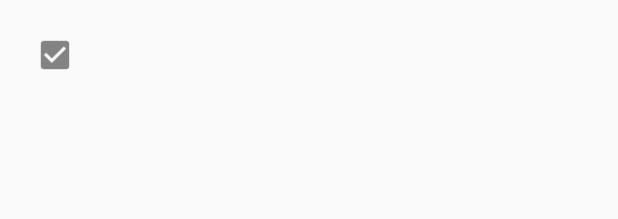
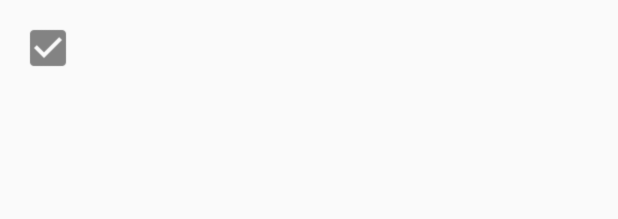
Before and after one commit to rasmushr97/P2-Meal-Planner, an Android app: the layout list_view_item_shopping_list.xml on its own in the app's theme, with its tools: preview values and no code run, on a phone screen of 412 x 824 dp. Shown: the top 219 px of the screen. Run offline under Robolectric (Android 15) with nearby library versions, the phone set to English and light mode, and no system bars.

```diff
--- a/app/src/main/java/com/example/rasmus/menucomplete/AppBaseActivity.java
+++ b/app/src/main/java/com/example/rasmus/menucomplete/AppBaseActivity.java
@@ -97,10 +97,10 @@ public abstract class AppBaseActivity extends AppCompatActivity implements MenuI
     @Override
     public boolean onMenuItemClick(MenuItem item) {
         switch (item.getItemId()) {
-            case R.id.item_sumting1:
+            case R.id.nav_camera:
                 // handle it
                 break;
-            case R.id.item_sumting2:
+            case R.id.nav_gallery:
                 // do whatever
                 break;
             // and so on...
--- a/app/src/main/java/com/example/rasmus/menucomplete/UI/fragments/ShoppingListFragment.java
+++ b/app/src/main/java/com/example/rasmus/menucomplete/UI/fragments/ShoppingListFragment.java
@@ -53,7 +53,7 @@ public class ShoppingListFragment extends Fragment {
 
 
 
-        ListView listView = (ListView) view.findViewById(R.id.listview);
+        ListView listView = (ListView) view.findViewById(R.id.listview_shopping_list);
 
         final List<ShoppingListItemModel> items = new ArrayList<>();
         items.add(new ShoppingListItemModel(false, "milk"));
--- a/app/src/main/res/layout/app_base_layout.xml
+++ b/app/src/main/res/layout/app_base_layout.xml
@@ -18,6 +18,8 @@
         android:layout_width="240dp"
         android:layout_height="match_parent"
         android:layout_gravity="start"
-        app:menu="@menu/menu_test"
+        android:fitsSystemWindows="true"
+        app:headerLayout="@layout/nav_header_main"
+        app:menu="@menu/activity_main_drawer"
         />
 </android.support.v4.widget.DrawerLayout>
--- a/app/src/main/res/layout/list_view_item_shopping_list.xml
+++ b/app/src/main/res/layout/list_view_item_shopping_list.xml
@@ -1,30 +1,36 @@
 <?xml version="1.0" encoding="utf-8"?>
-<android.support.constraint.ConstraintLayout
-    xmlns:android="http://schemas.android.com/apk/res/android"
+<android.support.constraint.ConstraintLayout xmlns:android="http://schemas.android.com/apk/res/android"
     xmlns:app="http://schemas.android.com/apk/res-auto"
     xmlns:tools="http://schemas.android.com/tools"
     android:layout_width="match_parent"
-    android:layout_height="match_parent">
+    android:layout_height="match_parent"
+    tools:layout_editor_absoluteY="81dp">
 
     <TextView
         android:id="@+id/tv_item_name"
-        android:layout_width="336dp"
-        android:layout_height="19dp"
-        android:layout_marginLeft="32dp"
-        android:layout_marginStart="32dp"
-        android:layout_marginTop="24dp"
+        android:layout_width="311dp"
+        android:layout_height="46dp"
+        android:layout_alignTop="@+id/iv_check_box"
+        android:layout_marginEnd="8dp"
+        android:layout_marginLeft="8dp"
+        android:layout_marginRight="8dp"
+        android:layout_marginStart="8dp"
+        android:layout_marginTop="16dp"
+        android:textSize="20sp"
         app:layout_constraintEnd_toEndOf="parent"
         app:layout_constraintStart_toEndOf="@+id/iv_check_box"
         app:layout_constraintTop_toTopOf="parent" />
 
     <ImageView
         android:id="@+id/iv_check_box"
-        android:layout_width="25dp"
-        android:layout_height="25dp"
-        android:layout_alignParentRight="true"
-        android:layout_marginLeft="24dp"
-        android:layout_marginStart="24dp"
-        android:layout_marginTop="24dp"
+        android:layout_width="32dp"
+        android:layout_height="32dp"
+        android:layout_alignParentTop="true"
+
+
+        android:layout_marginLeft="16dp"
+        android:layout_marginStart="16dp"
+        android:layout_marginTop="16dp"
         android:background="@drawable/checked"
         app:layout_constraintStart_toStartOf="parent"
         app:layout_constraintTop_toTopOf="parent" />
```
Also changed, not shown: app/src/main/res/layout/fragment_shopping_list.xml (+11 -3 lines), app/src/main/res/menu/menu_test.xml (deleted, +0 -12 lines).
